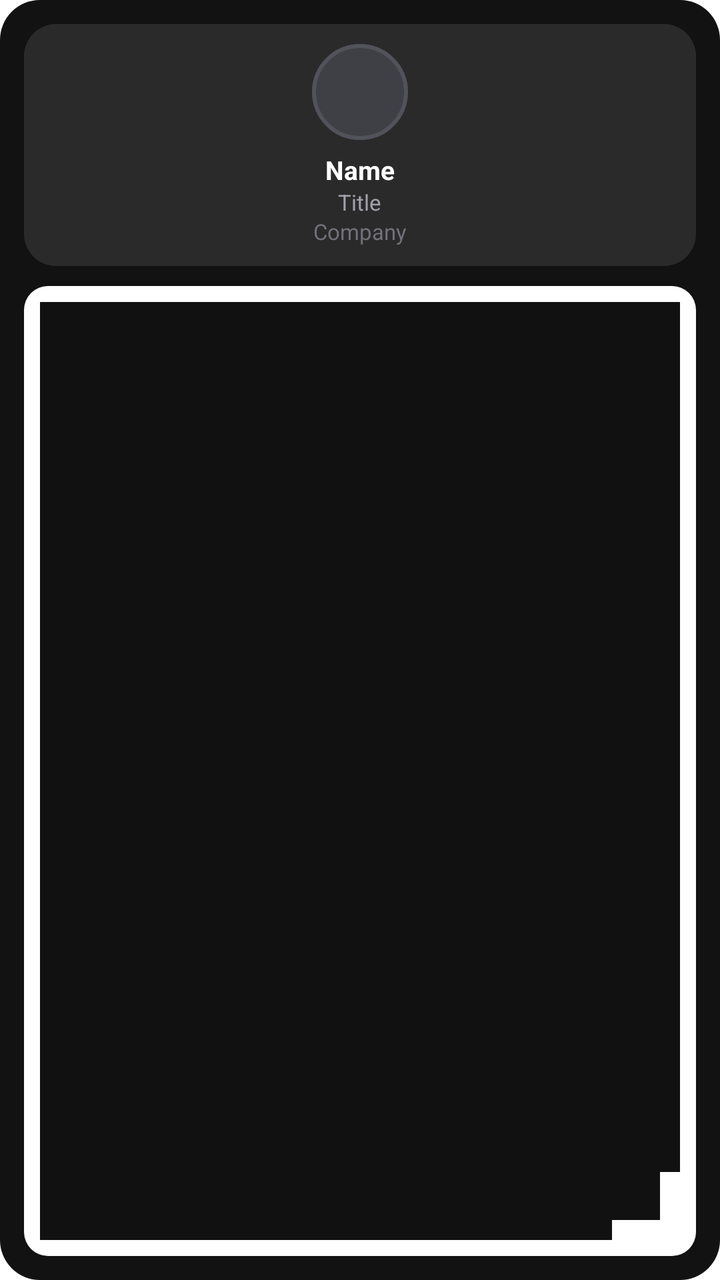
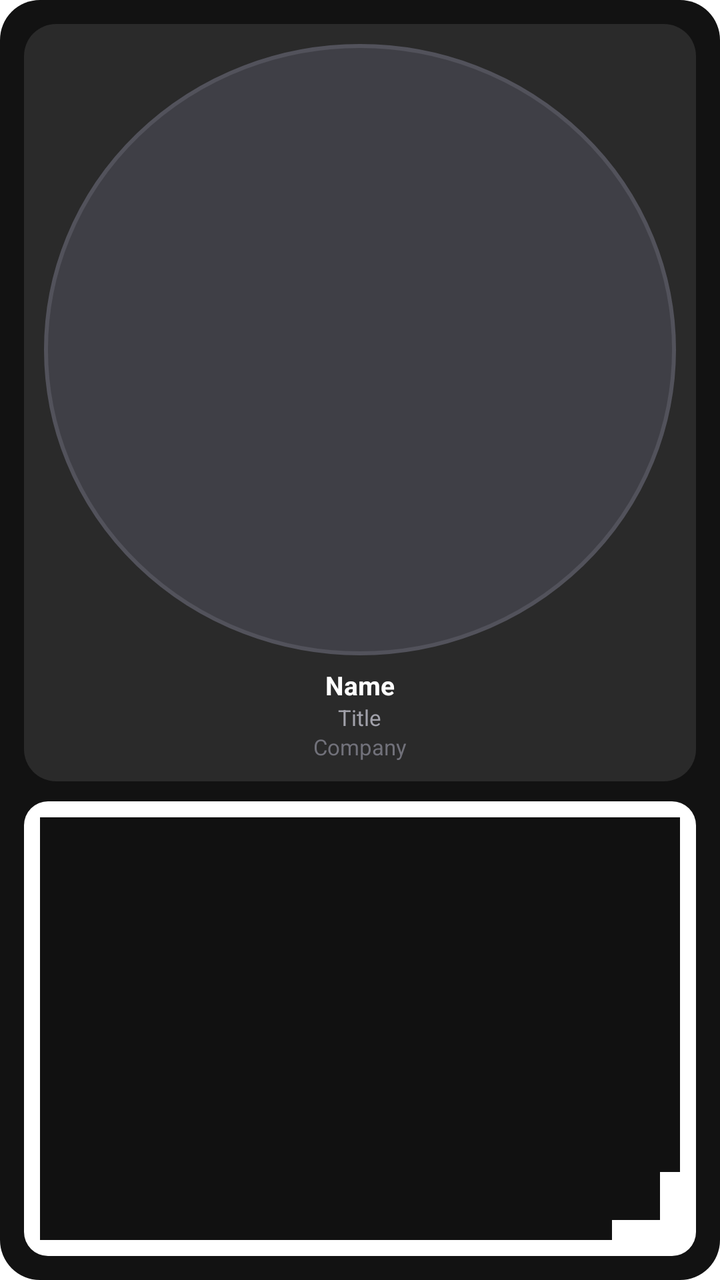

Screens rendered from an Android XML layout before and after an edit, with the pre-edit source and the edit as a unified diff.
<!-- AndroidManifest.xml: fallback theme Theme.MaterialComponents.DayNight.NoActionBar -->
<!-- res/layout/tap_na_preview_profile.xml -->
<?xml version="1.0" encoding="utf-8"?>
<LinearLayout xmlns:android="http://schemas.android.com/apk/res/android"
    android:layout_width="180dp"
    android:layout_height="280dp"
    android:background="@drawable/widget_shell"
    android:gravity="center_horizontal"
    android:orientation="vertical"
    android:padding="12dp">

    <LinearLayout
        android:layout_width="match_parent"
        android:layout_height="wrap_content"
        android:background="@drawable/widget_panel"
        android:gravity="center_horizontal"
        android:orientation="vertical"
        android:padding="10dp">

        <ImageView
            android:layout_width="48dp"
            android:layout_height="48dp"
            android:contentDescription="@string/widget_profile_description"
            android:src="@drawable/widget_skeleton_circle" />

        <TextView
            android:layout_width="wrap_content"
            android:layout_height="wrap_content"
            android:layout_marginTop="6dp"
            android:text="@string/widget_preview_name"
            android:textColor="#FFFFFF"
            android:textSize="13sp"
            android:textStyle="bold" />

        <TextView
            android:layout_width="wrap_content"
            android:layout_height="wrap_content"
            android:text="@string/widget_preview_title"
            android:textColor="#A1A1AA"
            android:textSize="11sp" />

        <TextView
            android:layout_width="wrap_content"
            android:layout_height="wrap_content"
            android:text="@string/widget_preview_company"
            android:textColor="#71717A"
            android:textSize="11sp" />
    </LinearLayout>

    <ImageView
        android:layout_width="match_parent"
        android:layout_height="0dp"
        android:layout_marginTop="10dp"
        android:layout_weight="1"
        android:contentDescription="@string/widget_qr_description"
        android:src="@drawable/widget_skeleton_qr" />
</LinearLayout>
<!-- resources referenced by this layout -->
<resources>
  <!-- drawable widget_panel (drawable) -->
  <?xml version="1.0" encoding="utf-8"?>
  <shape xmlns:android="http://schemas.android.com/apk/res/android" android:shape="rectangle">
      <solid android:color="#2A2A2A" />
      <corners android:radius="16dp" />
  </shape>
  <!-- drawable widget_shell (drawable) -->
  <?xml version="1.0" encoding="utf-8"?>
  <shape xmlns:android="http://schemas.android.com/apk/res/android" android:shape="rectangle">
      <solid android:color="#121212" />
      <corners android:radius="20dp" />
  </shape>
  <!-- drawable widget_skeleton_circle (drawable) -->
  <?xml version="1.0" encoding="utf-8"?>
  <shape xmlns:android="http://schemas.android.com/apk/res/android" android:shape="oval">
      <solid android:color="#3F3F46" />
      <stroke android:width="2dp" android:color="#52525B" />
  </shape>
  <!-- drawable widget_skeleton_qr (drawable) -->
  <?xml version="1.0" encoding="utf-8"?>
  <layer-list xmlns:android="http://schemas.android.com/apk/res/android">
      <item>
          <shape android:shape="rectangle">
              <solid android:color="#FFFFFF" />
              <corners android:radius="12dp" />
          </shape>
      </item>
      <item android:left="8dp" android:top="8dp" android:right="42dp" android:bottom="42dp">
          <shape android:shape="rectangle">
              <solid android:color="#111111" />
          </shape>
      </item>
      <item android:left="42dp" android:top="8dp" android:right="8dp" android:bottom="42dp">
          <shape android:shape="rectangle">
              <solid android:color="#111111" />
          </shape>
      </item>
      <item android:left="8dp" android:top="42dp" android:right="42dp" android:bottom="8dp">
          <shape android:shape="rectangle">
              <solid android:color="#111111" />
          </shape>
      </item>
      <item android:left="28dp" android:top="28dp" android:right="28dp" android:bottom="28dp">
          <shape android:shape="rectangle">
              <solid android:color="#111111" />
          </shape>
      </item>
      <item android:left="46dp" android:top="46dp" android:right="18dp" android:bottom="18dp">
          <shape android:shape="rectangle">
              <solid android:color="#111111" />
          </shape>
      </item>
  </layer-list>
  <string name="widget_preview_company">Company</string>
  <string name="widget_preview_name">Name</string>
  <string name="widget_preview_title">Title</string>
  <string name="widget_profile_description">Tall profile card with photo, details, and QR code.</string>
  <string name="widget_qr_description">QR code only. People scan this to open your Tap Na profile.</string>
</resources>

<!-- the commit's change to res/layout/tap_na_preview_profile.xml (unified diff, before → after) -->
@@ -3,21 +3,22 @@
     android:layout_width="180dp"
     android:layout_height="280dp"
     android:background="@drawable/widget_shell"
-    android:gravity="center_horizontal"
     android:orientation="vertical"
     android:padding="12dp">
 
     <LinearLayout
         android:layout_width="match_parent"
-        android:layout_height="wrap_content"
+        android:layout_height="0dp"
+        android:layout_weight="5"
         android:background="@drawable/widget_panel"
         android:gravity="center_horizontal"
         android:orientation="vertical"
         android:padding="10dp">
 
         <ImageView
-            android:layout_width="48dp"
-            android:layout_height="48dp"
+            android:layout_width="match_parent"
+            android:layout_height="0dp"
+            android:layout_weight="1"
             android:contentDescription="@string/widget_profile_description"
             android:src="@drawable/widget_skeleton_circle" />
 
@@ -49,7 +50,7 @@
         android:layout_width="match_parent"
         android:layout_height="0dp"
         android:layout_marginTop="10dp"
-        android:layout_weight="1"
+        android:layout_weight="3"
         android:contentDescription="@string/widget_qr_description"
         android:src="@drawable/widget_skeleton_qr" />
 </LinearLayout>
